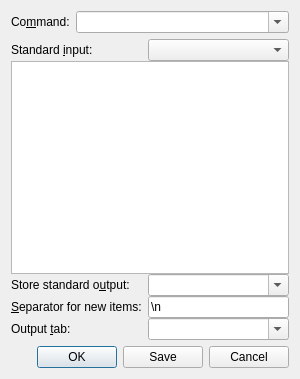
Before: the Qt Designer form src/ui/actiondialog.ui in hluk/CopyQ, drawn with Qt 5.
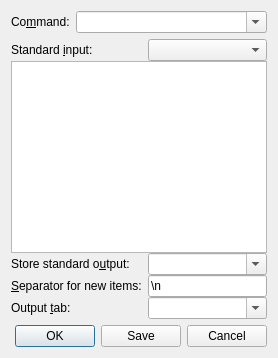
After: the same form once the commit is applied. Icons and pictures are not drawn.

Commit message: Minimal size for action dialog

Diff of the .ui file:
```diff
--- a/src/ui/actiondialog.ui
+++ b/src/ui/actiondialog.ui
@@ -2,20 +2,6 @@
 <ui version="4.0">
  <class>ActionDialog</class>
  <widget class="QDialog" name="ActionDialog">
-  <property name="geometry">
-   <rect>
-    <x>0</x>
-    <y>0</y>
-    <width>300</width>
-    <height>379</height>
-   </rect>
-  </property>
-  <property name="minimumSize">
-   <size>
-    <width>300</width>
-    <height>200</height>
-   </size>
-  </property>
   <property name="windowTitle">
    <string>CopyQ Action Dialog</string>
   </property>
```
